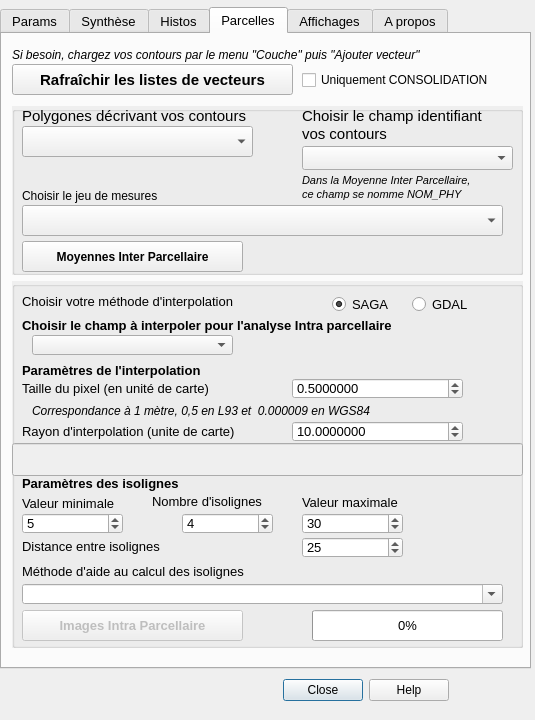
jhemmi/QgisPhysiocapPlugin, file Physiocap_dialog_base.ui: the form before one commit.
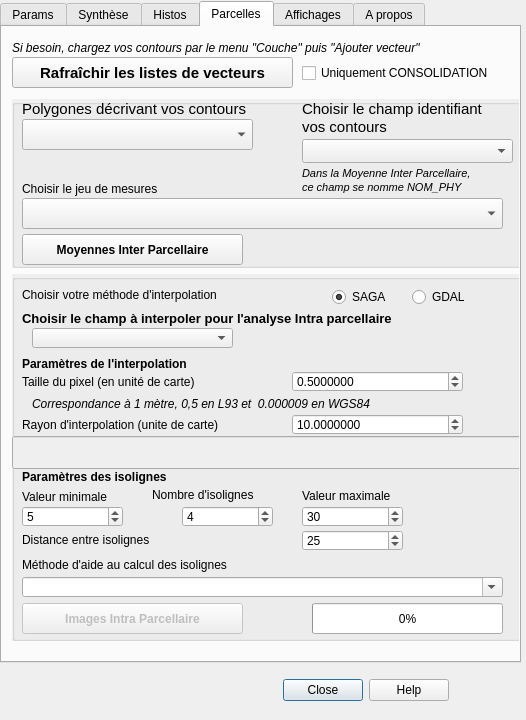
The form after the commit. The open tabs and pages were chosen to show the change.

What changed in the file:
```diff
--- a/Physiocap_dialog_base.ui
+++ b/Physiocap_dialog_base.ui
@@ -6,7 +6,7 @@
    <rect>
     <x>0</x>
     <y>0</y>
-    <width>535</width>
+    <width>526</width>
     <height>720</height>
    </rect>
   </property>
@@ -56,14 +56,22 @@
    <property name="geometry">
     <rect>
      <x>0</x>
-     <y>7</y>
-     <width>531</width>
+     <y>1</y>
+     <width>521</width>
      <height>662</height>
     </rect>
    </property>
+   <property name="sizePolicy">
+    <sizepolicy hsizetype="Fixed" vsizetype="Fixed">
+     <horstretch>0</horstretch>
+     <verstretch>0</verstretch>
+    </sizepolicy>
+   </property>
    <property name="font">
     <font>
-     <pointsize>10</pointsize>
+     <pointsize>9</pointsize>
+     <italic>false</italic>
+     <kerning>true</kerning>
     </font>
    </property>
    <property name="toolTip">
@@ -1005,6 +1013,12 @@
        <height>169</height>
       </rect>
      </property>
+     <property name="sizePolicy">
+      <sizepolicy hsizetype="Minimum" vsizetype="Fixed">
+       <horstretch>0</horstretch>
+       <verstretch>0</verstretch>
+      </sizepolicy>
+     </property>
      <property name="toolTip">
       <string/>
      </property>
@@ -1052,6 +1066,12 @@
         <height>22</height>
        </rect>
       </property>
+      <property name="sizePolicy">
+       <sizepolicy hsizetype="Minimum" vsizetype="Fixed">
+        <horstretch>0</horstretch>
+        <verstretch>0</verstretch>
+       </sizepolicy>
+      </property>
       <property name="font">
        <font>
         <pointsize>11</pointsize>
@@ -1073,6 +1093,12 @@
         <height>21</height>
        </rect>
       </property>
+      <property name="sizePolicy">
+       <sizepolicy hsizetype="Minimum" vsizetype="Fixed">
+        <horstretch>0</horstretch>
+        <verstretch>0</verstretch>
+       </sizepolicy>
+      </property>
       <property name="text">
        <string>Choisir le jeu de mesures</string>
       </property>
@@ -1127,6 +1153,12 @@
         <height>22</height>
        </rect>
       </property>
+      <property name="sizePolicy">
+       <sizepolicy hsizetype="Minimum" vsizetype="Fixed">
+        <horstretch>0</horstretch>
+        <verstretch>0</verstretch>
+       </sizepolicy>
+      </property>
       <property name="font">
        <font>
         <pointsize>11</pointsize>
@@ -1235,6 +1267,12 @@
         <height>22</height>
        </rect>
       </property>
+      <property name="sizePolicy">
+       <sizepolicy hsizetype="Minimum" vsizetype="Fixed">
+        <horstretch>0</horstretch>
+        <verstretch>0</verstretch>
+       </sizepolicy>
+      </property>
       <property name="font">
        <font>
         <pointsize>11</pointsize>
@@ -1257,6 +1295,12 @@
        <height>31</height>
       </rect>
      </property>
+     <property name="sizePolicy">
+      <sizepolicy hsizetype="Minimum" vsizetype="Fixed">
+       <horstretch>0</horstretch>
+       <verstretch>0</verstretch>
+      </sizepolicy>
+     </property>
      <property name="font">
       <font>
        <pointsize>11</pointsize>
@@ -1283,6 +1327,12 @@
        <height>21</height>
       </rect>
      </property>
+     <property name="sizePolicy">
+      <sizepolicy hsizetype="Minimum" vsizetype="Fixed">
+       <horstretch>0</horstretch>
+       <verstretch>0</verstretch>
+      </sizepolicy>
+     </property>
      <property name="font">
       <font>
        <pointsize>9</pointsize>
@@ -1305,6 +1355,12 @@
        <height>367</height>
       </rect>
      </property>
+     <property name="sizePolicy">
+      <sizepolicy hsizetype="Minimum" vsizetype="Fixed">
+       <horstretch>0</horstretch>
+       <verstretch>0</verstretch>
+      </sizepolicy>
+     </property>
      <property name="toolTip">
       <string/>
      </property>
@@ -1329,6 +1385,12 @@
         <height>21</height>
        </rect>
       </property>
+      <property name="sizePolicy">
+       <sizepolicy hsizetype="Minimum" vsizetype="Fixed">
+        <horstretch>0</horstretch>
+        <verstretch>0</verstretch>
+       </sizepolicy>
+      </property>
       <property name="font">
        <font>
         <weight>75</weight>
@@ -1351,6 +1413,12 @@
         <height>21</height>
        </rect>
       </property>
+      <property name="sizePolicy">
+       <sizepolicy hsizetype="Minimum" vsizetype="Fixed">
+        <horstretch>0</horstretch>
+        <verstretch>0</verstretch>
+       </sizepolicy>
+      </property>
       <property name="text">
        <string>Taille du pixel (en unité de carte)</string>
       </property>
@@ -1364,6 +1432,12 @@
         <height>21</height>
        </rect>
       </property>
+      <property name="sizePolicy">
+       <sizepolicy hsizetype="Minimum" vsizetype="Fixed">
+        <horstretch>0</horstretch>
+        <verstretch>0</verstretch>
+       </sizepolicy>
+      </property>
       <property name="text">
        <string>Valeur maximale</string>
       </property>
@@ -1377,6 +1451,12 @@
         <height>21</height>
        </rect>
       </property>
+      <property name="sizePolicy">
+       <sizepolicy hsizetype="Minimum" vsizetype="Fixed">
+        <horstretch>0</horstretch>
+        <verstretch>0</verstretch>
+       </sizepolicy>
+      </property>
       <property name="font">
        <font>
         <weight>75</weight>
@@ -1418,6 +1498,12 @@
         <height>21</height>
        </rect>
       </property>
+      <property name="sizePolicy">
+       <sizepolicy hsizetype="Minimum" vsizetype="Preferred">
+        <horstretch>0</horstretch>
+        <verstretch>0</verstretch>
+       </sizepolicy>
+      </property>
       <property name="text">
        <string>Distance entre isolignes</string>
       </property>
@@ -1434,10 +1520,18 @@
         <height>21</height>
        </rect>
       </property>
+      <property name="sizePolicy">
+       <sizepolicy hsizetype="Minimum" vsizetype="Fixed">
+        <horstretch>0</horstretch>
+        <verstretch>0</verstretch>
+       </sizepolicy>
+      </property>
       <property name="font">
        <font>
+        <pointsize>10</pointsize>
         <weight>75</weight>
         <bold>true</bold>
+        <underline>false</underline>
        </font>
       </property>
       <property name="text">
@@ -1456,6 +1550,12 @@
         <height>20</height>
        </rect>
       </property>
+      <property name="sizePolicy">
+       <sizepolicy hsizetype="Minimum" vsizetype="Fixed">
+        <horstretch>0</horstretch>
+        <verstretch>0</verstretch>
+       </sizepolicy>
+      </property>
       <property name="toolTip">
        <string>&lt;html&gt;&lt;head/&gt;&lt;body&gt;&lt;p&gt;&lt;span style=&quot; font-size:10pt; color:#00aa00;&quot;&gt;Il s'agit des différents indicateurs calculés lors du traitement initial. &lt;/span&gt;&lt;/p&gt;&lt;/body&gt;&lt;/html&gt;</string>
       </property>
@@ -1504,6 +1604,12 @@
         <height>21</height>
        </rect>
       </property>
+      <property name="sizePolicy">
+       <sizepolicy hsizetype="Minimum" vsizetype="Fixed">
+        <horstretch>0</horstretch>
+        <verstretch>0</verstretch>
+       </sizepolicy>
+      </property>
       <property name="text">
        <string>Choisir votre méthode d'interpolation</string>
       </property>
@@ -1545,6 +1651,12 @@
         <height>21</height>
        </rect>
       </property>
+      <property name="sizePolicy">
+       <sizepolicy hsizetype="Minimum" vsizetype="Fixed">
+        <horstretch>0</horstretch>
+        <verstretch>0</verstretch>
+       </sizepolicy>
+      </property>
       <property name="text">
        <string>Valeur minimale</string>
       </property>
@@ -1580,6 +1692,12 @@
         <height>21</height>
        </rect>
       </property>
+      <property name="sizePolicy">
+       <sizepolicy hsizetype="Minimum" vsizetype="Fixed">
+        <horstretch>0</horstretch>
+        <verstretch>0</verstretch>
+       </sizepolicy>
+      </property>
       <property name="text">
        <string>Nombre d'isolignes</string>
       </property>
@@ -1618,6 +1736,12 @@
         <height>21</height>
        </rect>
       </property>
+      <property name="sizePolicy">
+       <sizepolicy hsizetype="Minimum" vsizetype="Fixed">
+        <horstretch>0</horstretch>
+        <verstretch>0</verstretch>
+       </sizepolicy>
+      </property>
       <property name="font">
        <font>
         <pointsize>9</pointsize>
@@ -1637,6 +1761,12 @@
         <height>21</height>
        </rect>
       </property>
+      <property name="sizePolicy">
+       <sizepolicy hsizetype="Minimum" vsizetype="Fixed">
+        <horstretch>0</horstretch>
+        <verstretch>0</verstretch>
+       </sizepolicy>
+      </property>
       <property name="text">
        <string>Rayon d'interpolation (unite de carte)</string>
       </property>
@@ -1653,6 +1783,12 @@
         <height>33</height>
        </rect>
       </property>
+      <property name="sizePolicy">
+       <sizepolicy hsizetype="Minimum" vsizetype="Fixed">
+        <horstretch>0</horstretch>
+        <verstretch>0</verstretch>
+       </sizepolicy>
+      </property>
       <property name="font">
        <font>
         <pointsize>9</pointsize>
@@ -1708,6 +1844,12 @@
         <height>21</height>
        </rect>
       </property>
+      <property name="sizePolicy">
+       <sizepolicy hsizetype="Minimum" vsizetype="Preferred">
+        <horstretch>0</horstretch>
+        <verstretch>0</verstretch>
+       </sizepolicy>
+      </property>
       <property name="text">
        <string>Méthode d'aide au calcul des isolignes</string>
       </property>
@@ -1724,6 +1866,12 @@
         <height>20</height>
        </rect>
       </property>
+      <property name="sizePolicy">
+       <sizepolicy hsizetype="Minimum" vsizetype="Fixed">
+        <horstretch>0</horstretch>
+        <verstretch>0</verstretch>
+       </sizepolicy>
+      </property>
       <property name="editable">
        <bool>true</bool>
       </property>
@@ -1765,6 +1913,12 @@
         <height>31</height>
        </rect>
       </property>
+      <property name="sizePolicy">
+       <sizepolicy hsizetype="Minimum" vsizetype="Fixed">
+        <horstretch>0</horstretch>
+        <verstretch>0</verstretch>
+       </sizepolicy>
+      </property>
       <property name="toolTip">
        <string>&lt;html&gt;&lt;head/&gt;&lt;body&gt;&lt;p&gt;&lt;span style=&quot; font-size:8pt;&quot;&gt;Etat d'avancement du dernier calcul Inter ou Intra&lt;/span&gt;&lt;/p&gt;&lt;/body&gt;&lt;/html&gt;</string>
       </property>
@@ -1784,6 +1938,12 @@
         <height>31</height>
        </rect>
       </property>
+      <property name="sizePolicy">
+       <sizepolicy hsizetype="Minimum" vsizetype="Fixed">
+        <horstretch>0</horstretch>
+        <verstretch>0</verstretch>
+       </sizepolicy>
+      </property>
       <property name="palette">
        <palette>
         <active>
```
Left out of the diff: 177 changed lines with no effect on the pictures.
